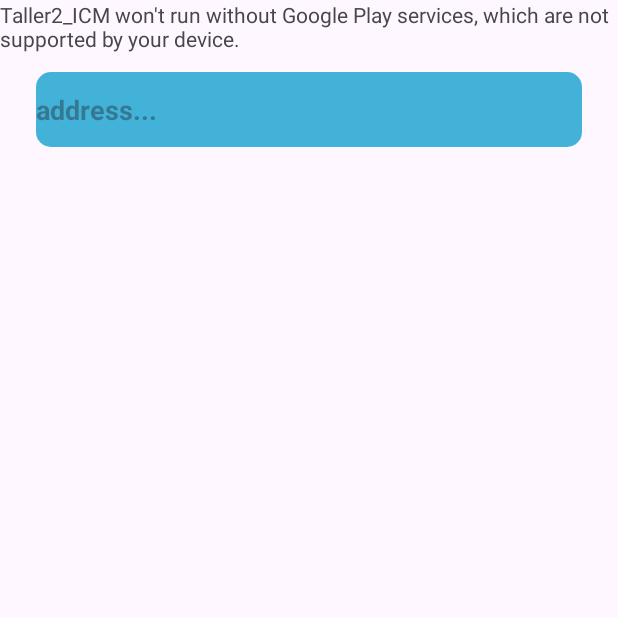
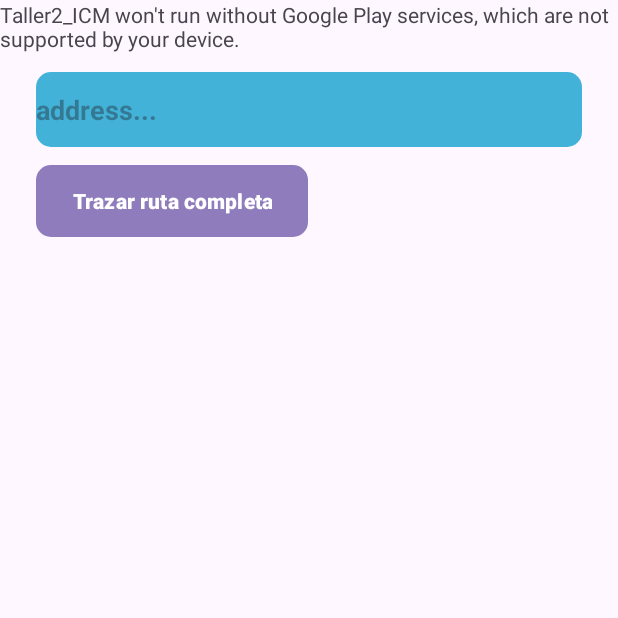
Before and after one commit to TatisVivas/Taller2_ICM, an Android app: the LocationActivity screen opened directly, with no data from a screen before it, on a phone screen of 412 x 824 dp, the top half of it. Run offline under Robolectric (Android 15) with nearby library versions, the phone set to English and light mode, and no system bars; libraries missing offline, so code that uses them is left out: org.osmdroid.bonuspack, org.osmdroid.util, org.osmdroid.views; 1 statement that could not run was skipped.

Commit message:
intento del 10

```diff
--- a/app/src/main/res/layout/activity_location.xml
+++ b/app/src/main/res/layout/activity_location.xml
@@ -24,4 +24,16 @@
         android:inputType="text"
         android:imeOptions="actionSearch"
         android:textStyle="bold"/>
+
+    <Button
+        android:id="@+id/rutaCompleta"
+        android:layout_width="wrap_content"
+        android:layout_height="wrap_content"
+        android:layout_marginTop="110dp"
+        android:layout_marginLeft="24dp"
+        android:layout_marginRight="24dp"
+        android:background="@drawable/round_corners"
+        android:text="Trazar ruta completa"
+        android:textColor="@color/white"
+        android:textStyle="bold" />
 </FrameLayout>
```
Also changed, not shown: app/src/main/java/com/example/taller2_icm/LocationActivity.kt (+56 -0 lines).
